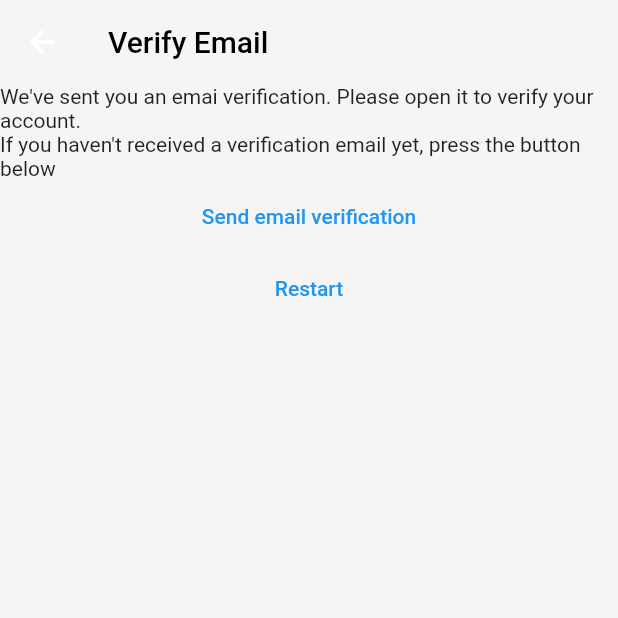
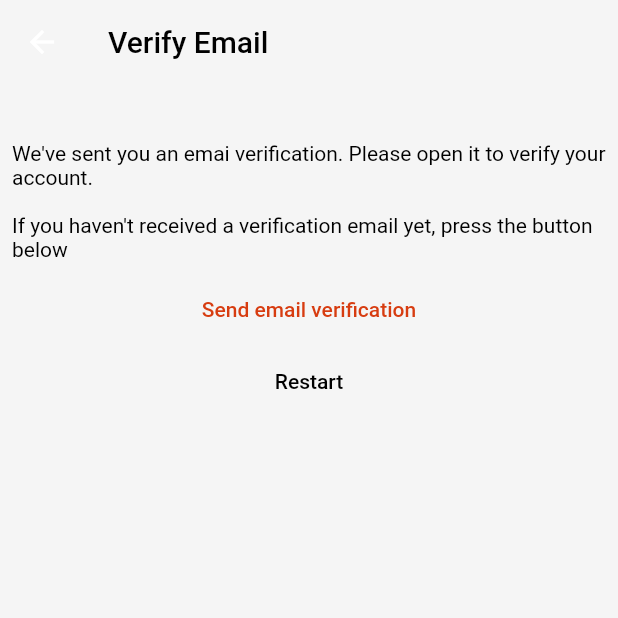
Before and after one commit to oluwajueda/mynotes, a Flutter app: the VerifyEmailView screen opened directly, on a phone screen of 412 x 824 dp, the top half of it. Run offline on Flutter 3.47's test engine with Material 2 defaults, Android fonts, the phone set to English and light mode, and no system bars; our stand-ins replace bloc, cloud_firestore, equatable, firebase_auth, firebase_core, flutter_bloc and 2 more; missing offline and left inert: dart:ffi, test; accounts and stored records are empty.

Commit message:
verify email screen redesigned

```diff
--- a/lib/views/verify_email_view.dart
+++ b/lib/views/verify_email_view.dart
@@ -4,6 +4,7 @@ import 'package:mynotes/constants/routes.dart';
 import 'package:mynotes/service/auth/auth_service.dart';
 import 'package:mynotes/service/auth/bloc/auth_bloc.dart';
 import 'package:mynotes/service/auth/bloc/auth_event.dart';
+import 'package:mynotes/utilities/colors.dart';
 
 class VerifyEmailView extends StatefulWidget {
   const VerifyEmailView({Key? key}) : super(key: key);
@@ -26,10 +27,23 @@ class _VerifyEmailViewState extends State<VerifyEmailView> {
       ),
       body: Column(
         children: [
-          const Text(
-              "We've sent you an emai verification. Please open it to verify your account."),
-          const Text(
-              "If you haven't received a verification email yet, press the button below"),
+          SizedBox(
+            height: 30,
+          ),
+          Padding(
+            padding: const EdgeInsets.all(8.0),
+            child: const Text(
+              "We've sent you an emai verification. Please open it to verify your account.",
+              style: TextStyle(color: textColor),
+            ),
+          ),
+          Padding(
+            padding: const EdgeInsets.all(8.0),
+            child: const Text(
+              "If you haven't received a verification email yet, press the button below",
+              style: TextStyle(color: textColor),
+            ),
+          ),
           TextButton(
             onPressed: () {
               // await AuthService.firebase().sendEmailVerification();
@@ -38,7 +52,10 @@ class _VerifyEmailViewState extends State<VerifyEmailView> {
                     const AuthEventSendEmailVerification(),
                   );
             },
-            child: const Text('Send email verification'),
+            child: const Text('Send email verification',
+                style: TextStyle(
+                  color: Color.fromRGBO(215, 60, 16, 1),
+                )),
           ),
           TextButton(
               onPressed: () {
@@ -52,7 +69,10 @@ class _VerifyEmailViewState extends State<VerifyEmailView> {
                       const AuthEventLogOut(),
                     );
               },
-              child: const Text('Restart'))
+              child: const Text(
+                'Restart',
+                style: TextStyle(color: textColor),
+              ))
         ],
       ),
     );
```
